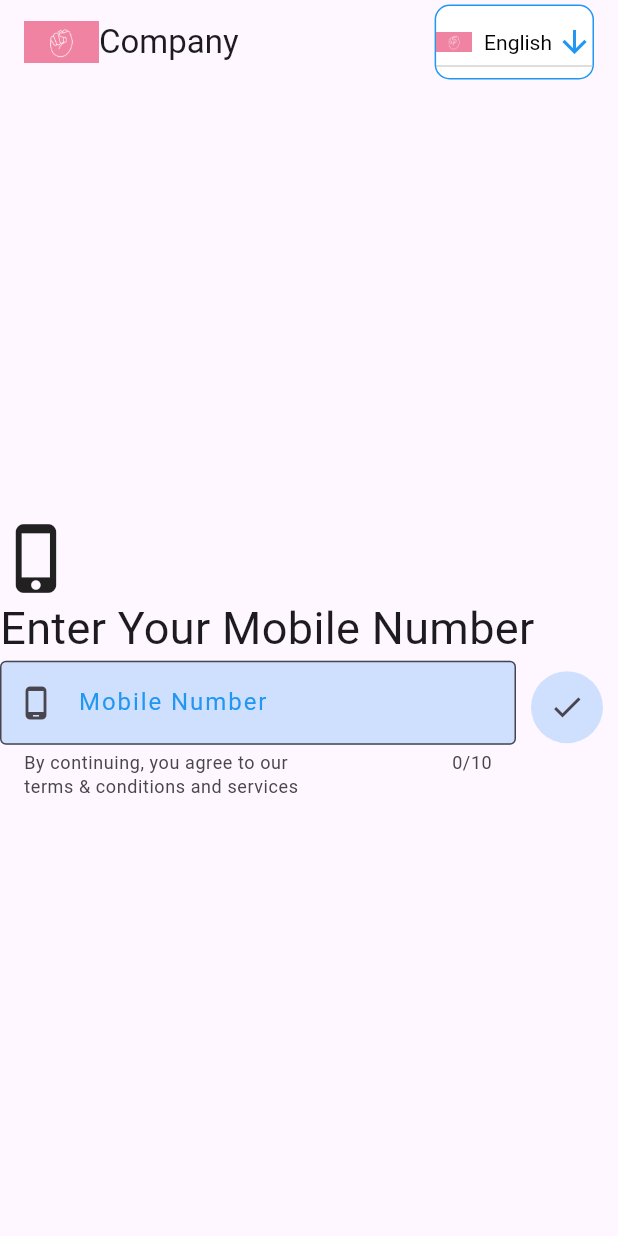
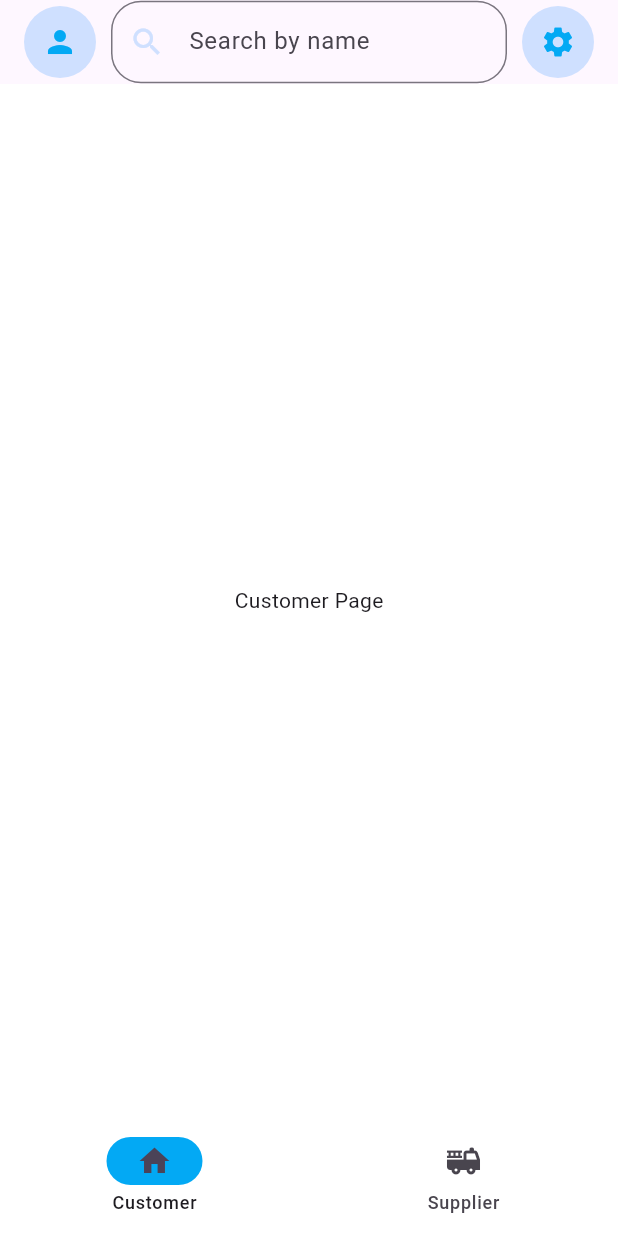
Before and after one commit to namraravani/leger_manager, a Flutter app: the screen it shows after launch, on a phone screen of 412 x 824 dp. Run offline on Flutter 3.47's test engine with Material 3 defaults, Android fonts, the phone set to English and light mode, and no system bars; our stand-ins replace cloud_firestore, firebase_core, get, lottie, pinput; missing offline and left inert: dart:ffi; accounts and stored records are empty.

Commit message:
started_with_dashboard_design

```diff
--- a/lib/Components/app_colors.dart
+++ b/lib/Components/app_colors.dart
@@ -5,4 +5,5 @@ class AppColors {
   static const primaryColor = Color(0xffcfe0ff);
   static const secondaryColor = Color(0xff03a9f4);
   static const textColor = Color(0x00000000);
+  static const whiteColor = Color(0xffffffff);
 }
--- a/lib/Controller/login_controller.dart
+++ b/lib/Controller/login_controller.dart
@@ -32,7 +32,7 @@ class LoginController extends GetxController {
       if (jsonData.containsKey('OTP')) {
         updateOtp(jsonData['OTP']);
         print(generatedOtp.value);
-        Get.to(OTPVerification(
+        Get.off(OTPVerification(
           mobileNumber: mobileno,
           generatedOtp: generatedOtp,
         ));
--- a/lib/main.dart
+++ b/lib/main.dart
@@ -4,6 +4,7 @@ import 'package:get/get.dart';
 import 'package:get/get_navigation/src/root/get_material_app.dart';
 import 'package:leger_manager/firebase_options.dart';
 import 'package:leger_manager/view/login_page.dart';
+import 'package:leger_manager/view/master_page/master_page.dart';
 
 void main() async {
   WidgetsFlutterBinding.ensureInitialized();
@@ -26,7 +27,7 @@ class MyApp extends StatelessWidget {
         colorScheme: ColorScheme.fromSeed(seedColor: Colors.deepPurple),
         useMaterial3: true,
       ),
-      home: LoginPage(),
+      home: MasterPage(),
     );
   }
 }
--- a/lib/view/master_page.dart
+++ /dev/null
@@ -1,14 +0,0 @@
-import 'package:flutter/material.dart';
-
-class MasterPage extends StatelessWidget {
-  const MasterPage({super.key});
-
-  @override
-  Widget build(BuildContext context) {
-    return Scaffold(
-      appBar: AppBar(
-        title: Text('sdjgnsdg'),
-      ),
-    );
-  }
-}
--- /dev/null
+++ b/lib/view/master_page/app-bar.dart
@@ -0,0 +1,72 @@
+import 'package:flutter/material.dart';
+import 'package:leger_manager/Components/app_colors.dart';
+
+class CustomAppBar extends StatelessWidget implements PreferredSizeWidget {
+  @override
+  Size get preferredSize => Size.fromHeight(kToolbarHeight);
+
+  @override
+  Widget build(BuildContext context) {
+    return AppBar(
+      title: Row(
+        children: [
+          Container(
+            decoration: BoxDecoration(
+              shape: BoxShape.circle,
+              color: AppColors.primaryColor,
+            ),
+            child: Padding(
+              padding: const EdgeInsets.all(12.0),
+              child: Icon(Icons.person, color: AppColors.secondaryColor),
+            ),
+          ),
+          SizedBox(width: 10),
+          Expanded(
+            child: Container(
+              height: 55,
+              width: 55,
+              child: TextField(
+                decoration: InputDecoration(
+                  hintText: 'Search by name',
+                  border: OutlineInputBorder(
+                    borderRadius: BorderRadius.circular(20.0),
+                    borderSide: BorderSide(
+                      width: 1.0,
+                    ),
+                  ),
+                  focusedBorder: OutlineInputBorder(
+                    borderRadius: BorderRadius.circular(20.0),
+                    borderSide: BorderSide(
+                      color: AppColors.secondaryColor,
+                      width: 2.0,
+                    ),
+                  ),
+                  prefixIcon: Icon(
+                    Icons.search,
+                    color: AppColors.primaryColor,
+                  ),
+                ),
+              ),
+            ),
+          ),
+          SizedBox(
+            width: 10,
+          ),
+          Container(
+            decoration: BoxDecoration(
+              shape: BoxShape.circle,
+              color: AppColors.primaryColor,
+            ),
+            child: IconButton(
+              onPressed: () {},
+              icon: Icon(
+                Icons.settings,
+                color: AppColors.secondaryColor,
+              ),
+            ),
+          ),
+        ],
+      ),
+    );
+  }
+}
--- /dev/null
+++ b/lib/view/master_page/bottom_navbar.dart
@@ -0,0 +1,40 @@
+import 'package:flutter/material.dart';
+import 'package:leger_manager/Components/app_colors.dart';
+
+class CustomBottomNavigationBar extends StatefulWidget {
+  final int selectedIndex;
+  final ValueChanged<int> onDestinationSelected;
+
+  const CustomBottomNavigationBar({
+    Key? key,
+    required this.selectedIndex,
+    required this.onDestinationSelected,
+  }) : super(key: key);
+
+  @override
+  State<CustomBottomNavigationBar> createState() =>
+      _CustomBottomNavigationBarState();
+}
+
+class _CustomBottomNavigationBarState extends State<CustomBottomNavigationBar> {
+  @override
+  Widget build(BuildContext context) {
+    return NavigationBar(
+      onDestinationSelected: widget.onDestinationSelected,
+      indicatorColor: AppColors.secondaryColor,
+      backgroundColor: AppColors.whiteColor,
+      selectedIndex: widget.selectedIndex,
+      destinations: const <Widget>[
+        NavigationDestination(
+          selectedIcon: Icon(Icons.home),
+          icon: Icon(Icons.home_outlined),
+          label: 'Customer',
+        ),
+        NavigationDestination(
+          icon: Icon(Icons.fire_truck),
+          label: 'Supplier',
+        ),
+      ],
+    );
+  }
+}
--- /dev/null
+++ b/lib/view/master_page/customer_page.dart
@@ -0,0 +1,13 @@
+import 'package:flutter/material.dart';
+
+class CustomerPage extends StatelessWidget {
+  @override
+  Widget build(BuildContext context) {
+    return Container(
+      color: Colors.white,
+      child: Center(
+        child: Text('Customer Page'),
+      ),
+    );
+  }
+}
--- /dev/null
+++ b/lib/view/master_page/master_page.dart
@@ -0,0 +1,58 @@
+import 'package:flutter/material.dart';
+import 'package:leger_manager/view/master_page/app-bar.dart';
+import 'package:leger_manager/view/master_page/bottom_navbar.dart';
+import 'package:leger_manager/view/master_page/customer_page.dart';
+import 'package:leger_manager/view/master_page/supplier_page.dart';
+
+class MasterPage extends StatefulWidget {
+  const MasterPage({Key? key}) : super(key: key);
+
+  @override
+  State<MasterPage> createState() => _MasterPageState();
+}
+
+class _MasterPageState extends State<MasterPage> {
+  late PageController _pageController;
+  int _currentPageIndex = 0;
+
+  @override
+  void initState() {
+    super.initState();
+    _pageController = PageController(initialPage: _currentPageIndex);
+  }
+
+  @override
+  void dispose() {
+    _pageController.dispose();
+    super.dispose();
+  }
+
+  @override
+  Widget build(BuildContext context) {
+    return Scaffold(
+      appBar: CustomAppBar(),
+      body: PageView(
+        controller: _pageController,
+        onPageChanged: (index) {
+          setState(() {
+            _currentPageIndex = index;
+          });
+        },
+        children: [
+          CustomerPage(),
+          SupplierPage(),
+        ],
+      ),
+      bottomNavigationBar: CustomBottomNavigationBar(
+        selectedIndex: _currentPageIndex,
+        onDestinationSelected: (int index) {
+          _pageController.animateToPage(
+            index,
+            duration: Duration(milliseconds: 300),
+            curve: Curves.ease,
+          );
+        },
+      ),
+    );
+  }
+}
--- /dev/null
+++ b/lib/view/master_page/supplier_page.dart
@@ -0,0 +1,13 @@
+import 'package:flutter/material.dart';
+
+class SupplierPage extends StatelessWidget {
+  @override
+  Widget build(BuildContext context) {
+    return Container(
+      color: Colors.white,
+      child: Center(
+        child: Text('Supplier Page'),
+      ),
+    );
+  }
+}
--- a/lib/view/otp_verification_page.dart
+++ b/lib/view/otp_verification_page.dart
@@ -5,7 +5,7 @@ import 'package:leger_manager/Components/app_colors.dart';
 import 'package:leger_manager/Components/elevated_button.dart';
 import 'package:leger_manager/Controller/login_controller.dart';
 import 'package:leger_manager/view/login_page.dart';
-import 'package:leger_manager/view/master_page.dart';
+import 'package:leger_manager/view/master_page/master_page.dart';
 import 'package:lottie/lottie.dart';
 import 'package:pinput/pinput.dart';
 
```
